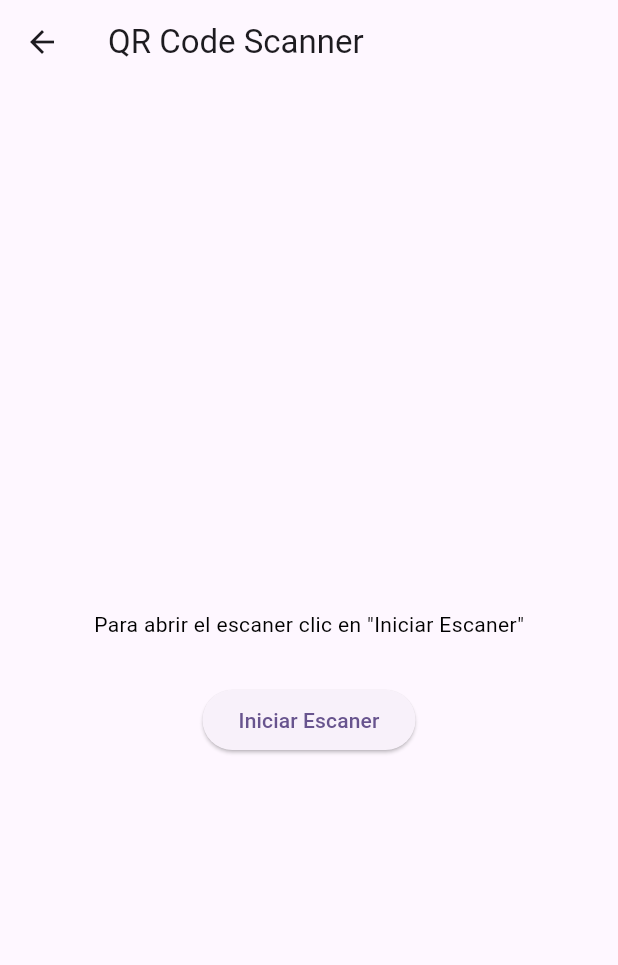
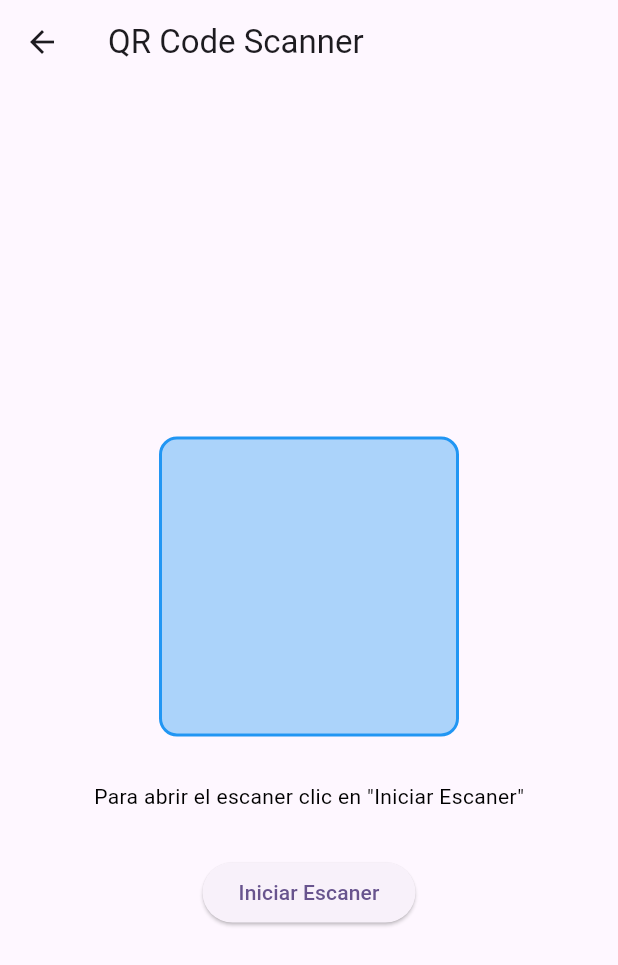
Before and after one commit to GarciaG1/app_escanerQR, a Flutter app: the ScanQRCodep screen opened directly, on a phone screen of 412 x 824 dp. Shown: the top 965 px of the screen. Run offline on Flutter 3.47's test engine with Material 3 defaults, Android fonts, the phone set to English and light mode, and no system bars; our stand-ins replace qr_flutter; missing offline and left inert: flutter_barcode_scanner.

Commit message:
Update main6.dart

```diff
--- a/lib/main6.dart
+++ b/lib/main6.dart
@@ -9,8 +9,27 @@ class ScanQRCodep extends StatefulWidget {
   _ScanQRCodeStatep createState() => _ScanQRCodeStatep();
 }
 
-class _ScanQRCodeStatep extends State<ScanQRCodep> {
+class _ScanQRCodeStatep extends State<ScanQRCodep>
+    with SingleTickerProviderStateMixin {
+  late AnimationController _animationController;
+  late Animation<double> _animation;
+
   String qrResult = 'Para abrir el escaner clic en "Iniciar Escaner"';
+
+  @override
+  void initState() {
+    super.initState();
+    _animationController =
+        AnimationController(duration: Duration(seconds: 1), vsync: this)
+          ..repeat(reverse: true);
+    _animation = Tween<double>(begin: 0, end: 1).animate(_animationController);
+  }
+
+  @override
+  void dispose() {
+    _animationController.dispose();
+    super.dispose();
+  }
 
   Future<void> scanQR() async {
     try {
@@ -48,6 +67,25 @@ class _ScanQRCodeStatep extends State<ScanQRCodep> {
           mainAxisAlignment: MainAxisAlignment.center,
           children: [
             SizedBox(height: 30),
+            Container(
+              width: 200,
+              height: 200,
+              decoration: BoxDecoration(
+                color: Colors.blue.withOpacity(0.3),
+                border: Border.all(color: Colors.blue, width: 2),
+                borderRadius: BorderRadius.circular(12),
+              ),
+              child: FadeTransition(
+                opacity: _animation,
+                child: Container(
+                  decoration: BoxDecoration(
+                    color: Colors.blue,
+                    borderRadius: BorderRadius.circular(10),
+                  ),
+                ),
+              ),
+            ),
+            SizedBox(height: 30),
             Text('$qrResult', style: TextStyle(color: Colors.black)),
             SizedBox(height: 30),
             ElevatedButton(onPressed: scanQR, child: Text('Iniciar Escaner'))
```
